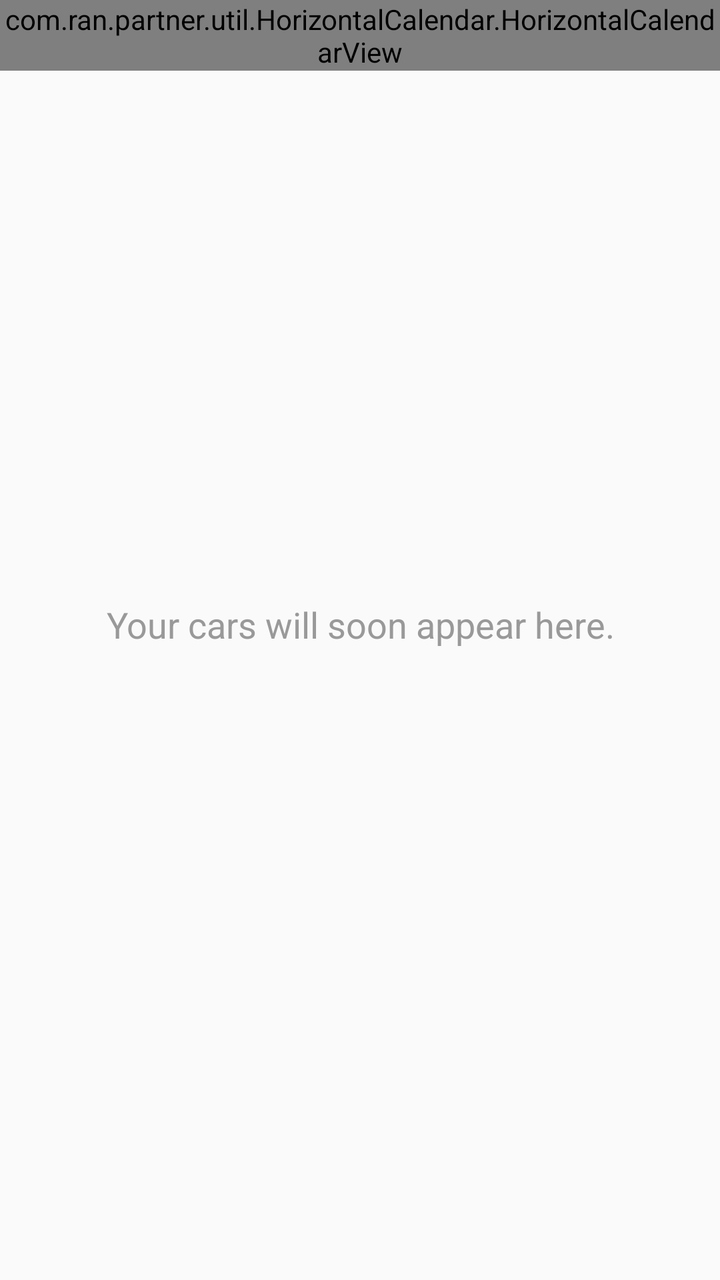
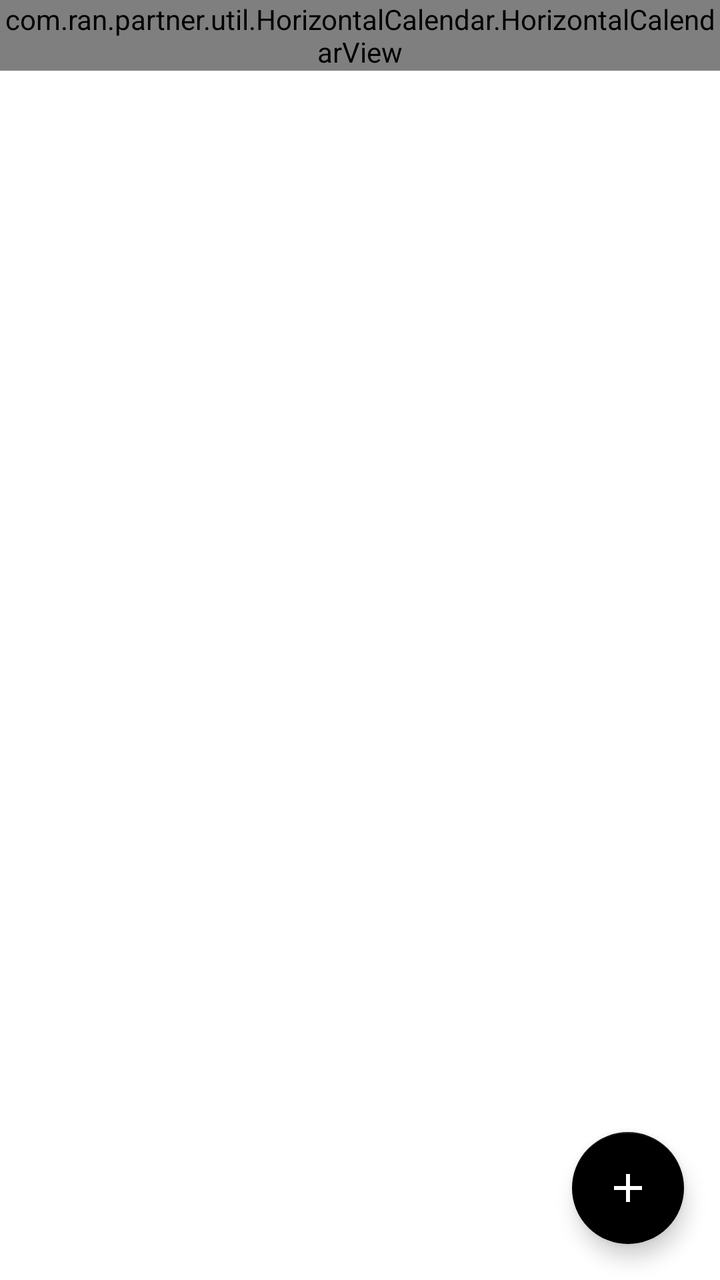

Before-and-after screenshots of an Android layout around one commit, followed by the original layout XML and the change that was made.
<!-- AndroidManifest.xml: application theme AppTheme -->
<!-- res/layout/fragment_cars.xml -->
<?xml version="1.0" encoding="utf-8"?>
<RelativeLayout xmlns:android="http://schemas.android.com/apk/res/android"
    xmlns:tools="http://schemas.android.com/tools"
    android:layout_width="match_parent"
    android:layout_height="match_parent"
    android:fitsSystemWindows="true"
    tools:context=".MainActivity">

    <android.support.design.widget.AppBarLayout
        android:id="@+id/cars_app_bar"
        android:layout_width="match_parent"
        android:layout_height="wrap_content"
        android:theme="@style/AppTheme.AppBarOverlay">

        <com.ran.partner.util.HorizontalCalendar.HorizontalCalendarView
            android:id="@+id/cars_calendar_view"
            android:layout_width="match_parent"
            android:layout_height="wrap_content"
            android:background="@color/colorPrimary" />

    </android.support.design.widget.AppBarLayout>

    <LinearLayout
        android:layout_width="match_parent"
        android:layout_height="match_parent"
        android:gravity="center_horizontal"
        android:orientation="vertical">

        <TextView
            android:layout_width="wrap_content"
            android:layout_height="wrap_content"
            android:layout_marginTop="300dp"
            android:text="Your cars will soon appear here."
            android:textAlignment="center"
            android:textAppearance="@style/Base.TextAppearance.AppCompat.Medium"
            android:textColor="@color/grey_40" />

    </LinearLayout>

</RelativeLayout>
<!-- resources referenced by this layout -->
<resources>
  <color name="colorPrimary">#000000</color>
  <color name="grey_40">#999999</color>
  <style name="AppTheme.AppBarOverlay" parent="ThemeOverlay.AppCompat.Dark.ActionBar" />
  <style name="AppTheme" parent="Theme.AppCompat.Light.DarkActionBar">
          <item name="colorPrimary">@color/colorPrimary</item>
          <item name="colorPrimaryDark">@color/colorPrimaryDark</item>
          <item name="colorAccent">@color/colorAccent</item>
      </style>
  <color name="colorPrimaryDark">#000000</color>
  <color name="colorAccent">#ffffff</color>
</resources>

<!-- the commit's change to res/layout/fragment_cars.xml (unified diff, before → after) -->
@@ -1,9 +1,11 @@
 <?xml version="1.0" encoding="utf-8"?>
-<RelativeLayout xmlns:android="http://schemas.android.com/apk/res/android"
+<LinearLayout xmlns:android="http://schemas.android.com/apk/res/android"
+    xmlns:app="http://schemas.android.com/apk/res-auto"
     xmlns:tools="http://schemas.android.com/tools"
     android:layout_width="match_parent"
     android:layout_height="match_parent"
-    android:fitsSystemWindows="true"
+    android:background="@android:color/white"
+    android:orientation="vertical"
     tools:context=".MainActivity">
 
     <android.support.design.widget.AppBarLayout
@@ -20,21 +22,38 @@
 
     </android.support.design.widget.AppBarLayout>
 
-    <LinearLayout
+    <android.support.design.widget.CoordinatorLayout
         android:layout_width="match_parent"
         android:layout_height="match_parent"
-        android:gravity="center_horizontal"
         android:orientation="vertical">
 
-        <TextView
+        <RelativeLayout
+            android:layout_width="match_parent"
+            android:layout_height="match_parent">
+
+            <android.support.v7.widget.RecyclerView
+                android:id="@+id/cars_recycler_view"
+                android:layout_width="match_parent"
+                android:layout_height="match_parent"
+                android:scrollbars="vertical"
+                android:scrollingCache="true" />
+
+        </RelativeLayout>
+
+        <android.support.design.widget.FloatingActionButton
+            android:id="@+id/cars_add_car"
             android:layout_width="wrap_content"
             android:layout_height="wrap_content"
-            android:layout_marginTop="300dp"
-            android:text="Your cars will soon appear here."
-            android:textAlignment="center"
-            android:textAppearance="@style/Base.TextAppearance.AppCompat.Medium"
-            android:textColor="@color/grey_40" />
+            android:layout_gravity="bottom|end"
+            android:layout_margin="18dp"
+            android:clickable="true"
+            android:focusable="true"
+            android:tint="@android:color/white"
+            app:backgroundTint="@color/black"
+            app:fabSize="normal"
+            app:rippleColor="@android:color/white"
+            app:srcCompat="@drawable/ic_add" />
 
-    </LinearLayout>
+    </android.support.design.widget.CoordinatorLayout>
 
-</RelativeLayout>
+</LinearLayout>
<!-- resource entries referenced after the edit -->
@@ -1,7 +1,17 @@
 <!-- resources referenced by this layout -->
 <resources>
+  <color name="black">#000000</color>
   <color name="colorPrimary">#000000</color>
-  <color name="grey_40">#999999</color>
+  <!-- drawable ic_add (drawable) -->
+  <vector xmlns:android="http://schemas.android.com/apk/res/android"
+      android:width="24dp"
+      android:height="24dp"
+      android:viewportHeight="24.0"
+      android:viewportWidth="24.0">
+      <path
+          android:fillColor="#FFFFFFFF"
+          android:pathData="M19,13h-6v6h-2v-6H5v-2h6V5h2v6h6v2z" />
+  </vector>
   <style name="AppTheme.AppBarOverlay" parent="ThemeOverlay.AppCompat.Dark.ActionBar" />
   <style name="AppTheme" parent="Theme.AppCompat.Light.DarkActionBar">
           <item name="colorPrimary">@color/colorPrimary</item>
